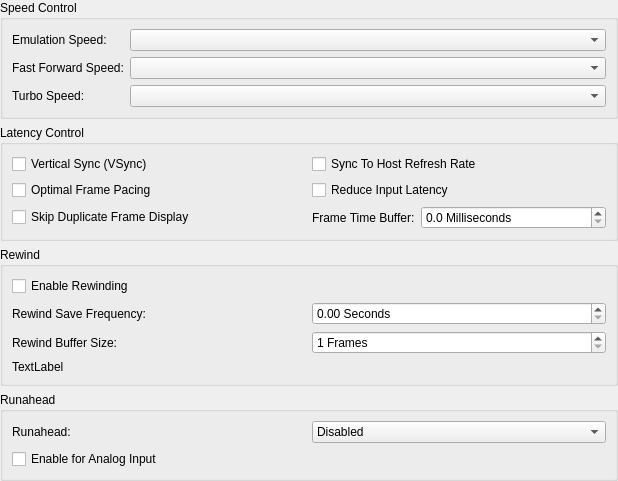
Above: src/duckstation-qt/emulationsettingswidget.ui from stenzek/duckstation before the change. Below: the same form after it.
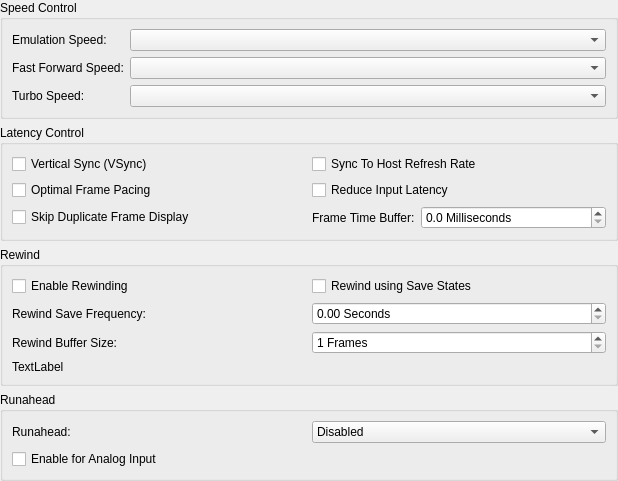
That is the form after the change.

Commit message: Add UI checkbox for 'Rewind using Save States' in fullscreen UI settings

```diff
--- a/src/duckstation-qt/emulationsettingswidget.ui
+++ b/src/duckstation-qt/emulationsettingswidget.ui
@@ -186,13 +186,20 @@
         </property>
        </widget>
       </item>
-      <item row="0" column="0" colspan="2">
+      <item row="0" column="0">
        <widget class="QCheckBox" name="rewindEnable">
         <property name="text">
          <string>Enable Rewinding</string>
         </property>
        </widget>
       </item>
+      <item row="0" column="1">
+       <widget class="QCheckBox" name="rewindUseSaveStates">
+        <property name="text">
+         <string>Rewind using Save States</string>
+        </property>
+       </widget>
+      </item>
      </layout>
     </widget>
    </item>
```
The commit also changes 2 other files.
